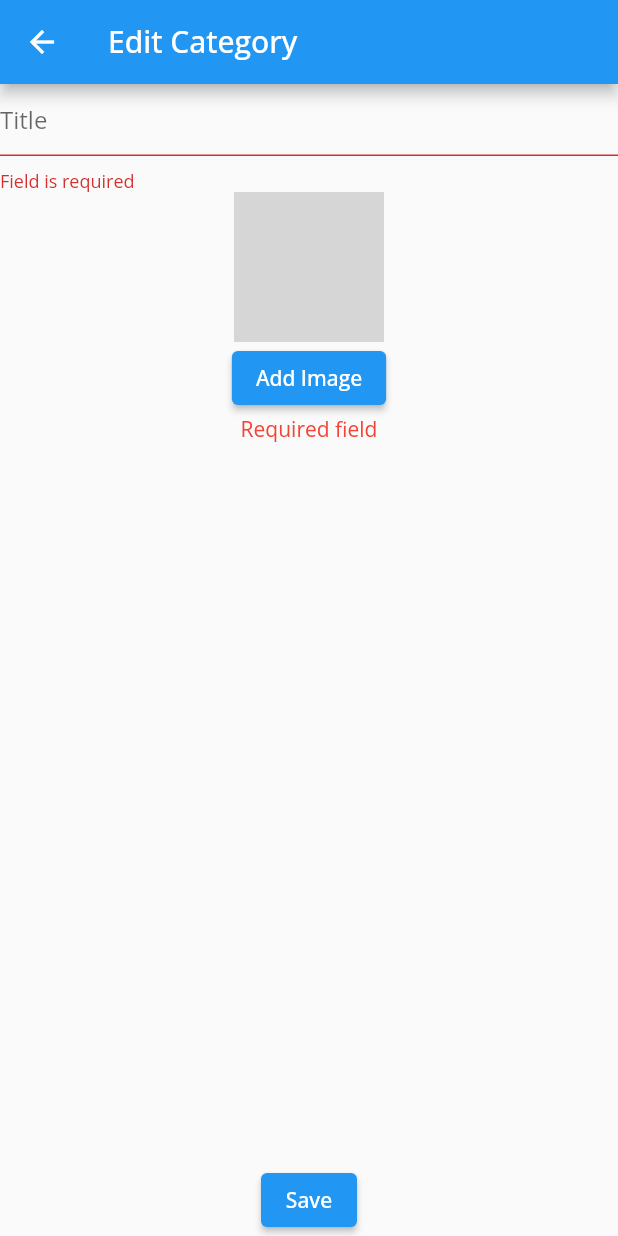
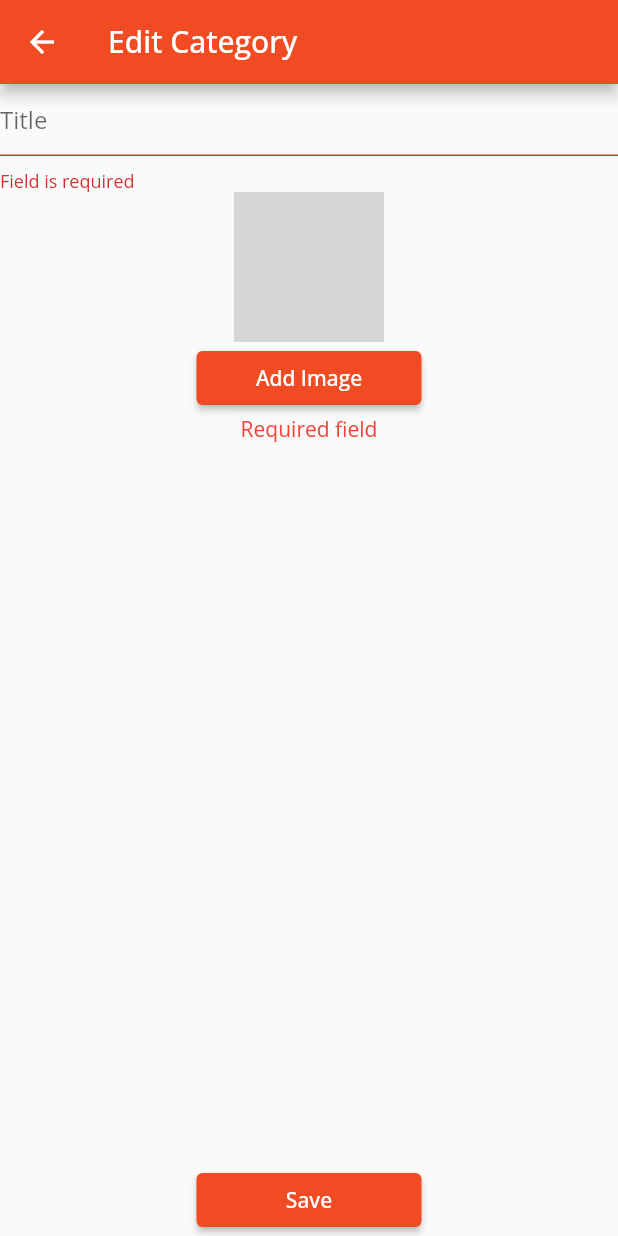
Before and after one commit to devq8/wasfat_frontend, a Flutter app: the EditCategory screen opened directly with empty values, after a tap on "Save", on a phone screen of 412 x 824 dp. Run offline on Flutter 3.47's test engine with Material 2 defaults, Android fonts, the light colour scheme and no system bars; our stand-ins replace dio, go_router, google_fonts, image_picker, jwt_decoder, shared_preferences; accounts and stored records are empty; network calls fail; grey boxes are pictures that could not be loaded.

Commit message:
create and update finished

```diff
--- a/wasfat_frontend/lib/main.dart
+++ b/wasfat_frontend/lib/main.dart
@@ -1,5 +1,4 @@
 import 'dart:io';
-
 import 'package:dio/dio.dart';
 import 'package:flutter/material.dart';
 import 'package:go_router/go_router.dart';
@@ -12,13 +11,13 @@ import 'package:wasfat_frontend/pages/add_category.dart';
 import 'package:wasfat_frontend/pages/add_recipe.dart';
 import 'package:wasfat_frontend/pages/categories.dart';
 import 'package:wasfat_frontend/pages/details.dart';
+import 'package:wasfat_frontend/pages/edit_category.dart';
 import 'package:wasfat_frontend/pages/list.dart';
 import 'package:wasfat_frontend/pages/signin.dart';
 import 'package:wasfat_frontend/pages/signup.dart';
 import 'package:wasfat_frontend/pages/splash.dart';
 import 'package:wasfat_frontend/providers/category_provider.dart';
 import 'package:wasfat_frontend/providers/recipe_provider.dart';
-
 import 'providers/auth_provider.dart';
 
 void main() async {
@@ -66,6 +65,11 @@ final router = GoRouter(
       path: '/add_category',
       builder: (context, state) => AddCategory(),
     ),
+    GoRoute(
+      path: '/edit_category',
+      builder: (context, state) =>
+          EditCategory(category: state.extra as Category),
+    ),
   ],
 );
 
--- a/wasfat_frontend/lib/pages/add_category.dart
+++ b/wasfat_frontend/lib/pages/add_category.dart
@@ -86,8 +86,6 @@ class _AddCategoryState extends State<AddCategory> {
                         backgroundColor: Color(0xFFf14b24),
                         fixedSize: Size.fromWidth(200)),
                     onPressed: () async {
-                      // form
-
                       if (imageFile == null) {
                         setState(() {
                           imageError = "Required field";
--- a/wasfat_frontend/lib/pages/edit_category.dart
+++ b/wasfat_frontend/lib/pages/edit_category.dart
@@ -10,7 +10,7 @@ import '../models/category_model.dart';
 
 class EditCategory extends StatefulWidget {
   final Category category;
-  EditCategory({required this.category, super.key});
+  EditCategory({required this.category});
 
   @override
   State<EditCategory> createState() => _EditCategoryState();
@@ -34,8 +34,12 @@ class _EditCategoryState extends State<EditCategory> {
 
   @override
   Widget build(BuildContext context) {
-    return Scaffold(
-        appBar: AppBar(title: Text("Edit Category")),
+    return SafeArea(
+      child: Scaffold(
+          appBar: AppBar(
+            title: Text("Edit Category"),
+            backgroundColor: Color(0xFFf14b24),
+          ),
           body: Form(
             key: formKey,
             child: Column(
@@ -64,6 +68,9 @@ class _EditCategoryState extends State<EditCategory> {
                     height: 100,
                   ),
                 ElevatedButton(
+                    style: ElevatedButton.styleFrom(
+                        backgroundColor: Color(0xFFf14b24),
+                        fixedSize: Size.fromWidth(150)),
                     onPressed: () async {
                       var file = await ImagePicker()
                           .pickImage(source: ImageSource.gallery);
@@ -86,6 +93,9 @@ class _EditCategoryState extends State<EditCategory> {
                   ),
                 Spacer(),
                 ElevatedButton(
+                    style: ElevatedButton.styleFrom(
+                        backgroundColor: Color(0xFFf14b24),
+                        fixedSize: Size.fromWidth(150)),
                     onPressed: () async {
                       if (imageFile == null) {
                         setState(() {
@@ -93,7 +103,8 @@ class _EditCategoryState extends State<EditCategory> {
                         });
                       }
 
-                    if (formKey.currentState!.validate() && imageFile != null) {
+                      if (formKey.currentState!.validate() &&
+                          imageFile != null) {
                         await context.read<CategoryProvider>().editCategory(
                               id: widget.category.id,
                               title: titleController.text,
@@ -105,6 +116,7 @@ class _EditCategoryState extends State<EditCategory> {
                     child: Text("Save"))
               ],
             ),
-        ));
+          )),
+    );
   }
 }
--- a/wasfat_frontend/lib/providers/category_provider.dart
+++ b/wasfat_frontend/lib/providers/category_provider.dart
@@ -44,7 +44,7 @@ class CategoryProvider extends ChangeNotifier {
     required String title,
     required File image,
   }) async {
-    var response = await Client.dio.post("/categorys",
+    var response = await Client.dio.post("/categories/add/",
         data: FormData.fromMap({
           "title": title,
           "image": await MultipartFile.fromFile(image.path),
@@ -58,7 +58,7 @@ class CategoryProvider extends ChangeNotifier {
     required String title,
     required File image,
   }) async {
-    var response = await Client.dio.put("/categorys/${id}",
+    var response = await Client.dio.put("/categories/${id}/edit/",
         data: FormData.fromMap({
           "title": title,
           "image": await MultipartFile.fromFile(image.path),
--- a/wasfat_frontend/lib/widgets/category_card.dart
+++ b/wasfat_frontend/lib/widgets/category_card.dart
@@ -1,5 +1,7 @@
 import 'package:flutter/material.dart';
+import 'package:go_router/go_router.dart';
 import 'package:wasfat_frontend/models/category_model.dart';
+import 'package:wasfat_frontend/pages/edit_category.dart';
 
 class CategoryCard extends StatelessWidget {
   const CategoryCard({required this.category});
@@ -13,7 +15,7 @@ class CategoryCard extends StatelessWidget {
       ),
       child: InkWell(
         onTap: () {
-          print('Go to ${category.title} page');
+          context.push("/edit_category", extra: category);
         },
         child: Column(
           children: [
```
Lines whose indentation alone changed are shown as unchanged.
